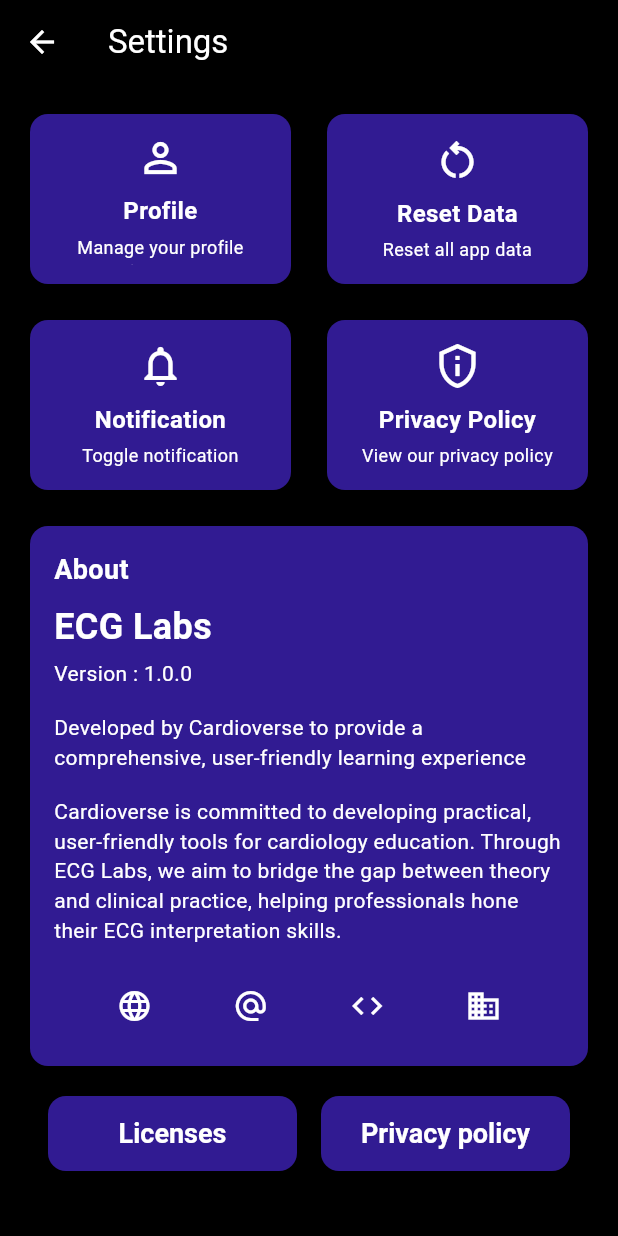
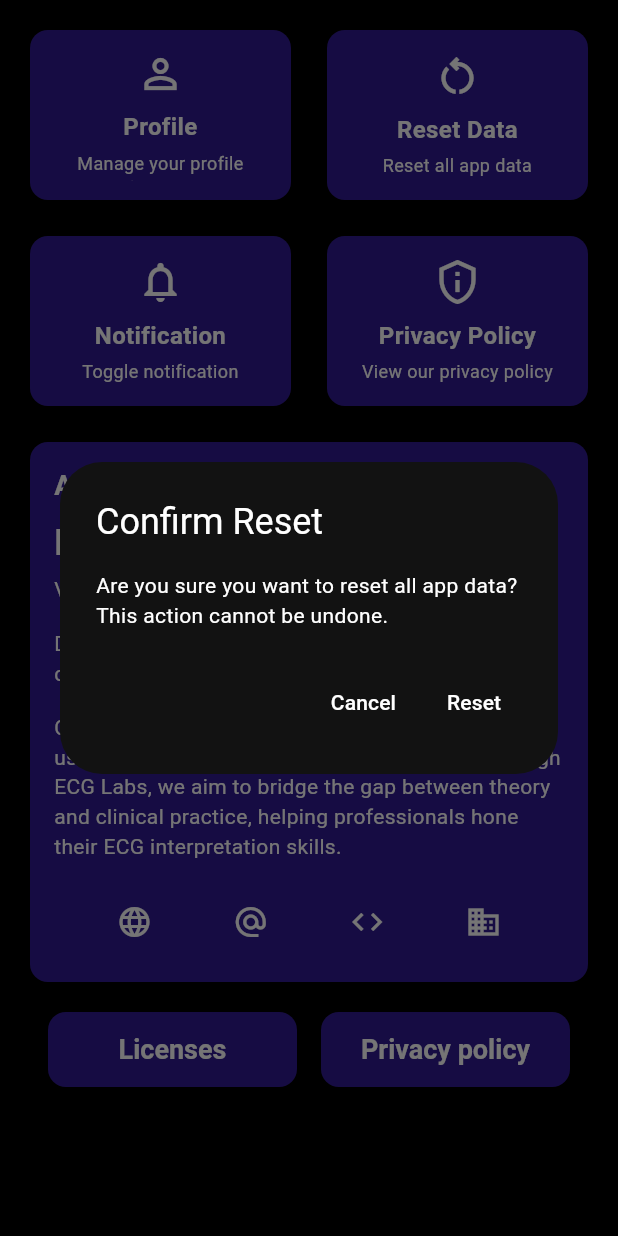
Before and after one commit to cardioverse/ECG-labs, a Flutter app: the SettingsScreen screen opened directly, after a tap on "Reset Data", on a phone screen of 412 x 824 dp. Run offline on Flutter 3.47's test engine with Material 3 defaults, Android fonts, the phone set to English and light mode, and no system bars; our stand-ins replace carousel_slider, cloud_firestore, firebase_auth, firebase_core, firebase_storage, flutter_dotenv and 3 more; accounts and stored records are empty.

Commit message:
Added reset functionality

```diff
--- a/lib/screens/settings_screen.dart
+++ b/lib/screens/settings_screen.dart
@@ -8,10 +8,7 @@
   @override
   Widget build(BuildContext context) {
     return Scaffold(
-      appBar: AppBar(
-        title: Text('Settings'),
-        backgroundColor: Colors.black,
-      ),
+
       body: SingleChildScrollView(
         padding: const EdgeInsets.all(16.0),
         child: Column(
@@ -44,8 +41,47 @@
                   iconColor: Colors.white,
                   title: 'Reset Data',
                   subtitle: 'Reset all app data',
-                  onTap: () {
-                    // Add functionality to reset data
+                  onTap: () async {
+                    bool confirmReset = await showDialog(
+                      context: context,
+                      builder: (BuildContext context) {
+                        return AlertDialog(
+                          title: Text('Confirm Reset'),
+                          content: Text('Are you sure you want to reset all app data? This action cannot be undone.'),
+                          actions: [
+                            TextButton(
+                              child: Text('Cancel'),
+                              onPressed: () {
+                                Navigator.of(context).pop(false);
+                              },
+                            ),
+                            TextButton(
+                              child: Text('Reset'),
+                              onPressed: () {
+                                Navigator.of(context).pop(true);
+                              },
+                            ),
+                          ],
+                        );
+                      },
+                    );
+
+                    if (confirmReset == true) {
+                      // Reset user data in Firestore
+                      User? user = FirebaseAuth.instance.currentUser;
+                      if (user != null) {
+                        await FirebaseFirestore.instance
+                            .collection('userProgress')
+                            .doc(user.uid)
+                            .delete();
+                      }
+
+                      ScaffoldMessenger.of(context).showSnackBar(
+                        SnackBar(
+                          content: Text('All app data has been reset.'),
+                        ),
+                      );
+                    }
                   },
                 ),
                 SettingsCard(
```
